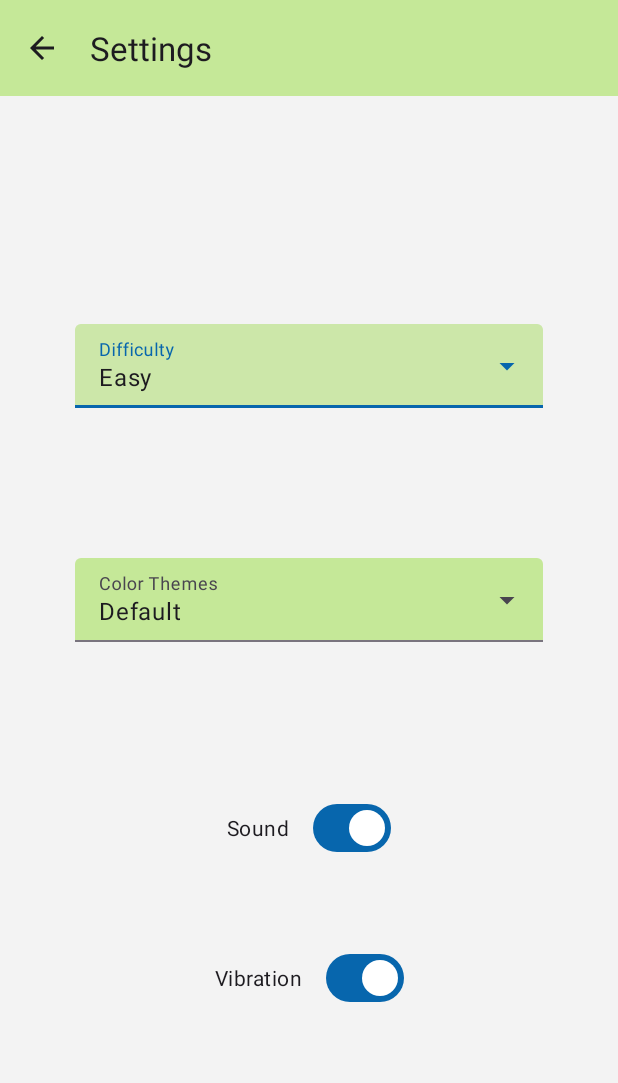
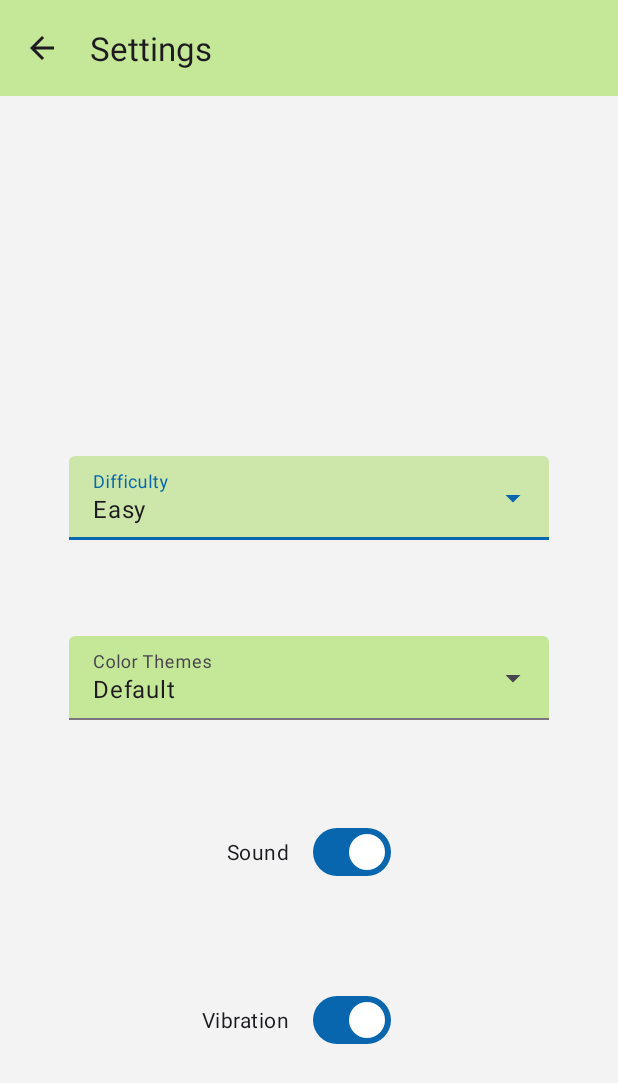
Before and after one commit to zachary-ellington/CSCI335_Final_Project, an Android app: the SettingsActivity screen opened directly, with no data from a screen before it, on a phone screen of 412 x 824 dp. Shown: the top 1083 px of the screen. Run offline under Robolectric (Android 15) with nearby library versions, the phone set to English and light mode, and no system bars.

Commit message:
Got rid of various warnings including buttons that were too wide and hardcoded text. Also changed the layout of the settings activity.

```diff
--- a/app/src/main/res/layout/activity_game_over.xml
+++ b/app/src/main/res/layout/activity_game_over.xml
@@ -31,6 +31,7 @@
     <Button
         android:id="@+id/button4"
         style="@style/primary_button"
+        android:layout_width="320dp"
         android:layout_marginBottom="32dp"
         android:text="@string/retry"
         app:layout_constraintBottom_toTopOf="@+id/button5"
@@ -40,6 +41,7 @@
     <Button
         android:id="@+id/button5"
         style="@style/outline_button"
+        android:layout_width="320dp"
         android:layout_marginBottom="40dp"
         android:text="@string/diff_puzzle"
         app:layout_constraintBottom_toTopOf="@+id/button6"
@@ -49,6 +51,7 @@
     <Button
         android:id="@+id/button6"
         style="@style/outline_button"
+        android:layout_width="320dp"
         android:layout_marginBottom="40dp"
         android:onClick="toMainMenu"
         android:text="@string/main_menu"
--- a/app/src/main/res/layout/activity_menu.xml
+++ b/app/src/main/res/layout/activity_menu.xml
@@ -11,6 +11,7 @@
     <Button
         android:id="@+id/button"
         style="@style/primary_button"
+        android:layout_width="320dp"
         android:onClick="startGame"
         android:stateListAnimator="@animator/button_animate"
         android:text="@string/start_game"
@@ -22,8 +23,9 @@
         app:layout_constraintVertical_bias="0.1" />
 
     <Button
-        style = "@style/outline_button"
         android:id="@+id/button2"
+        style="@style/outline_button"
+        android:layout_width="320dp"
         android:layout_marginTop="20dp"
         android:onClick="startSettings"
         android:text="@string/settings"
@@ -32,8 +34,9 @@
         app:layout_constraintTop_toBottomOf="@+id/button" />
 
     <Button
-        style = "@style/outline_button"
         android:id="@+id/button3"
+        style="@style/outline_button"
+        android:layout_width="320dp"
         android:layout_marginTop="20dp"
         android:onClick="startTutorial"
         android:text="@string/tutorial"
--- a/app/src/main/res/layout/activity_settings.xml
+++ b/app/src/main/res/layout/activity_settings.xml
@@ -21,22 +21,22 @@
     <com.google.android.material.textfield.TextInputLayout
         android:id="@+id/difficulty_dropdown_holder"
         style="@style/Widget.Material3.TextInputLayout.FilledBox.ExposedDropdownMenu"
-        android:layout_width="0dp"
+        android:layout_width="320dp"
         android:layout_height="wrap_content"
-        android:hint="Difficulty"
-        android:layout_marginBottom="100dp"
-        app:startIconContentDescription="@string/settings"
         android:layout_marginHorizontal="50dp"
-        app:layout_constraintBottom_toTopOf="@+id/themes_dropdown_holder"
+        android:layout_marginBottom="64dp"
         app:layout_constraintEnd_toEndOf="parent"
         app:layout_constraintStart_toStartOf="parent"
-        >
+        app:layout_constraintBottom_toTopOf="@+id/themes_dropdown_holder"
+        app:startIconContentDescription="@string/settings"
+        tools:layout_editor_absoluteY="128dp">
 
 
         <AutoCompleteTextView
             android:id="@+id/difficulty_dropdown"
             android:layout_width="match_parent"
-            android:layout_height="wrap_content"
+            android:layout_height="match_parent"
+            android:hint="@string/difficulty"
             android:backgroundTint="?attr/customSecondary"
             android:inputType="none"
             android:textCursorDrawable="@null" />
@@ -45,22 +45,23 @@
     <com.google.android.material.textfield.TextInputLayout
         android:id="@+id/themes_dropdown_holder"
         style="@style/Widget.Material3.TextInputLayout.FilledBox.ExposedDropdownMenu"
-        android:layout_width="0dp"
+        android:layout_width="320dp"
         android:layout_height="wrap_content"
-        android:hint="Color Themes"
-        android:layout_marginBottom="100dp"
-        app:startIconContentDescription="@string/settings"
         android:layout_marginHorizontal="50dp"
-        app:layout_constraintBottom_toTopOf="@+id/SoundSwitch"
+        android:layout_marginBottom="64dp"
         app:layout_constraintEnd_toEndOf="parent"
         app:layout_constraintStart_toStartOf="parent"
-        >
+        app:startIconContentDescription="@string/settings"
+        app:layout_constraintBottom_toTopOf="@+id/SoundSwitch"
+        tools:layout_editor_absoluteY="283dp">
 
 
         <AutoCompleteTextView
             android:id="@+id/themes_dropdown"
             android:layout_width="match_parent"
             android:layout_height="wrap_content"
+            android:hint="@string/color_themes"
+
             android:backgroundTint="?attr/customSecondary"
             android:inputType="none"
             android:textCursorDrawable="@null" />
@@ -71,7 +72,7 @@
         android:id="@+id/SoundSwitch"
         android:layout_width="wrap_content"
         android:layout_height="0dp"
-        android:layout_marginBottom="52dp"
+        android:layout_marginBottom="64dp"
         android:contentDescription="@string/Sound"
         android:text="@string/Sound"
         app:layout_constraintBottom_toTopOf="@+id/VibrationSwitch"
@@ -82,11 +83,10 @@
         android:id="@+id/VibrationSwitch"
         android:layout_width="wrap_content"
         android:layout_height="0dp"
-        android:layout_marginBottom="148dp"
+        android:layout_marginBottom="120dp"
         android:contentDescription="@string/vibration"
         android:text="@string/vibration"
         app:layout_constraintBottom_toBottomOf="parent"
-        app:layout_constraintEnd_toEndOf="parent"
-        app:layout_constraintStart_toStartOf="parent" />
+        app:layout_constraintEnd_toEndOf="@+id/SoundSwitch" />
 
 </androidx.constraintlayout.widget.ConstraintLayout>
--- a/app/src/main/res/values/strings.xml
+++ b/app/src/main/res/values/strings.xml
@@ -18,6 +18,8 @@
     <string name="dialog_accept">Yes</string>
     <string name="dialog_decline">No</string>
     <string name="mistakes">Mistakes: 0/3</string>
+    <string name="difficulty">Difficulty</string>
+    <string name="color_themes">Color Themes</string>
     <string name="time">0:00</string>
     <string name="tutorial">Tutorial</string>
 
```
